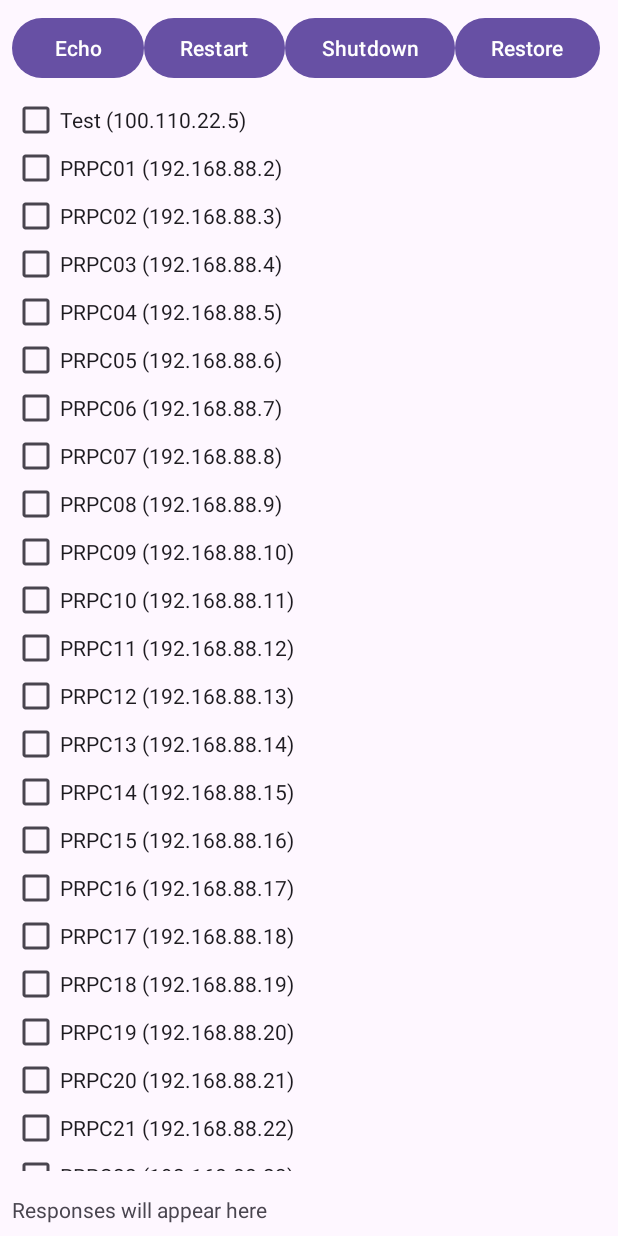
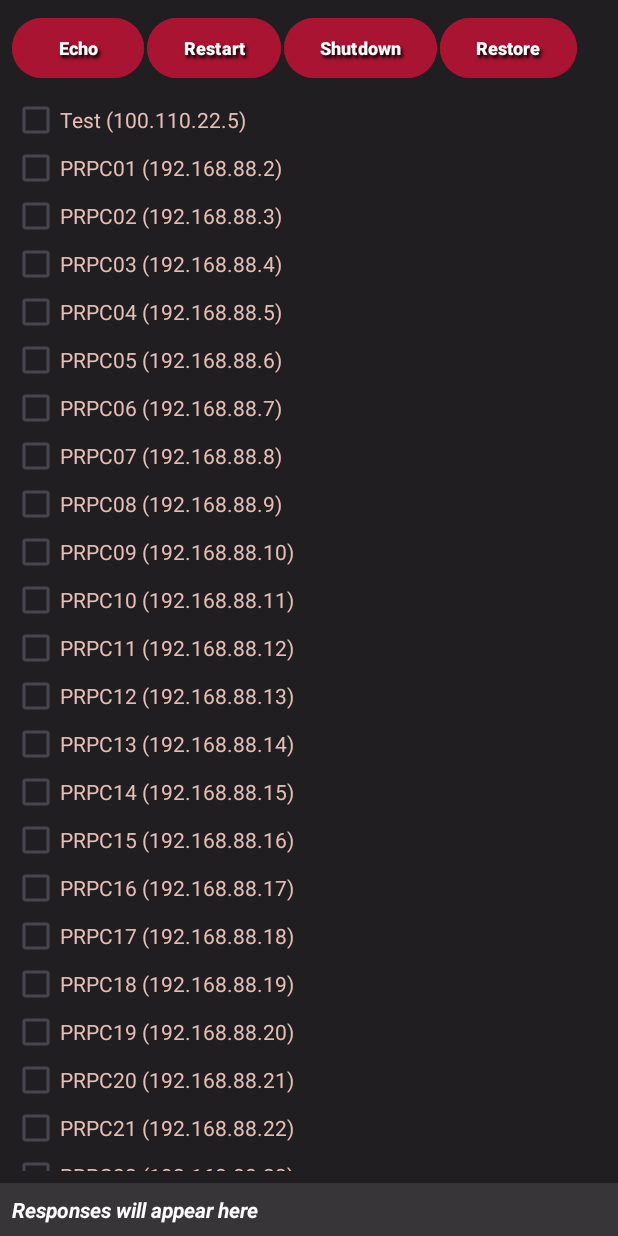
Before and after one commit to nsidir/AndroidLabControl, an Android app: the screen it shows after launch (MainActivity), on a phone screen of 412 x 824 dp. Run offline under Robolectric (Android 15) with nearby library versions, the phone set to English and light mode, and no system bars; 3 statements that could not run were skipped.

Commit message:
Added colors to the ui

```diff
--- a/LabControl/app/src/main/java/com/example/labcontrol/MainActivity.java
+++ b/LabControl/app/src/main/java/com/example/labcontrol/MainActivity.java
@@ -4,6 +4,7 @@ import android.content.ComponentName;
 import android.content.Context;
 import android.content.Intent;
 import android.content.ServiceConnection;
+import android.graphics.Color;
 import android.os.Bundle;
 import android.os.Handler;
 import android.os.IBinder;
@@ -20,10 +21,29 @@ import java.util.LinkedHashMap;
 import java.util.Map;
 import java.util.stream.Collectors;
 import java.util.stream.Stream;
+import java.util.Random;
 
 public class MainActivity extends AppCompatActivity implements View.OnClickListener {
 
     private final Context context = this;
+
+    private final Random random = new Random();
+
+    private int getRandomColor() {
+        Random random = new Random();
+
+        int r, g, b;
+
+        // only bright colors
+        do {
+            r = random.nextInt(256);
+            g = random.nextInt(256);
+            b = random.nextInt(256);
+        } while ((r * 0.299 + g * 0.587 + b * 0.114) < 186);
+
+        return Color.rgb(r, g, b);
+    }
+
 
     final int SERVER_PORT = 41007;
 
@@ -93,6 +113,7 @@ public class MainActivity extends AppCompatActivity implements View.OnClickListe
         for (Map.Entry<String, String> entry : ipToNameMap.entrySet()) {
             CheckBox cb = new CheckBox(this);
             cb.setText(entry.getValue() + " (" + entry.getKey() + ")");
+            cb.setTextColor(getRandomColor());
             cb.setTag(entry.getKey());
             cb.setChecked(false);
             serverCheckboxContainer.addView(cb);
--- /dev/null
+++ b/LabControl/app/src/main/res/drawable/button_style.xml
@@ -0,0 +1,13 @@
+<shape xmlns:android="http://schemas.android.com/apk/res/android"
+    android:shape="rectangle">
+
+    <solid android:color="@color/maroon" />
+
+    <corners android:radius="25dp" />
+
+    <stroke
+        android:width="3dp"
+        android:color="@color/black" />
+
+    <padding android:left="8dp" android:top="8dp" android:right="8dp" android:bottom="8dp" />
+</shape>
--- a/LabControl/app/src/main/res/layout/activity_main.xml
+++ b/LabControl/app/src/main/res/layout/activity_main.xml
@@ -3,6 +3,7 @@
     xmlns:app="http://schemas.android.com/apk/res-auto"
     xmlns:tools="http://schemas.android.com/tools"
     android:id="@+id/mainLayout"
+    android:background="@color/gray"
     android:layout_width="match_parent"
     android:layout_height="match_parent"
     tools:context=".MainActivity">
@@ -22,25 +23,64 @@
             android:id="@+id/echoButton"
             android:layout_width="wrap_content"
             android:layout_height="wrap_content"
-            android:text="Echo" />
+            android:backgroundTint="@color/maroon"
+            android:shadowColor="#000000"
+            android:shadowDx="2"
+            android:shadowDy="3"
+            android:shadowRadius="2"
+            android:text="Echo"
+            android:textStyle="bold"
+            android:textColor="#FFFFFF"
+            android:textSize="12sp"
+            android:layout_marginEnd="2dp"
+            />
 
         <Button
             android:id="@+id/restartButton"
             android:layout_width="wrap_content"
             android:layout_height="wrap_content"
-            android:text="Restart" />
+            android:text="Restart"
+            android:textStyle="bold"
+            android:backgroundTint="@color/maroon"
+            android:textColor="#FFFFFF"
+            android:textSize="12sp"
+            android:shadowColor="#000000"
+            android:shadowDx="2"
+            android:shadowDy="3"
+            android:shadowRadius="2"
+            android:layout_marginEnd="2dp"
+            />
 
         <Button
             android:id="@+id/shutdownButton"
             android:layout_width="wrap_content"
             android:layout_height="wrap_content"
-            android:text="Shutdown" />
+            android:text="Shutdown"
+            android:textStyle="bold"
+            android:backgroundTint="@color/maroon"
+            android:textColor="#FFFFFF"
+            android:textSize="12sp"
+            android:shadowColor="#000000"
+            android:shadowDx="2"
+            android:shadowDy="3"
+            android:shadowRadius="2"
+            android:layout_marginEnd="2dp"
+            />
 
         <Button
             android:id="@+id/restoreButton"
             android:layout_width="wrap_content"
             android:layout_height="wrap_content"
-            android:text="Restore" />
+            android:text="Restore"
+            android:textStyle="bold"
+            android:backgroundTint="@color/maroon"
+            android:textColor="#FFFFFF"
+            android:textSize="12sp"
+            android:shadowColor="#000000"
+            android:shadowDx="2"
+            android:shadowDy="3"
+            android:shadowRadius="2"
+            />
     </LinearLayout>
 
     <!-- Server checkboxes -->
@@ -58,7 +98,9 @@
             android:id="@+id/serverCheckboxContainer"
             android:layout_width="match_parent"
             android:layout_height="wrap_content"
-            android:orientation="vertical" />
+            android:orientation="vertical"
+            android:textColor="@color/white"
+            />
     </ScrollView>
 
     <!-- Response display -->
@@ -69,6 +111,10 @@
         android:text="Responses will appear here"
         android:padding="8dp"
         android:textSize="14sp"
+        android:textColor="@color/white"
+        android:background="#1AFFFFFF"
+        android:elevation="2dp"
+        android:textStyle="bold|italic"
         app:layout_constraintBottom_toBottomOf="parent"
         app:layout_constraintStart_toStartOf="parent"
         app:layout_constraintEnd_toEndOf="parent" />
--- a/LabControl/app/src/main/res/values/colors.xml
+++ b/LabControl/app/src/main/res/values/colors.xml
@@ -2,4 +2,7 @@
 <resources>
     <color name="black">#FF000000</color>
     <color name="white">#FFFFFFFF</color>
+    <color name="gray">#211E21</color>
+    <color name="maroon">#A81431</color>
+    <color name="green">#16C00F</color>
 </resources>
```
